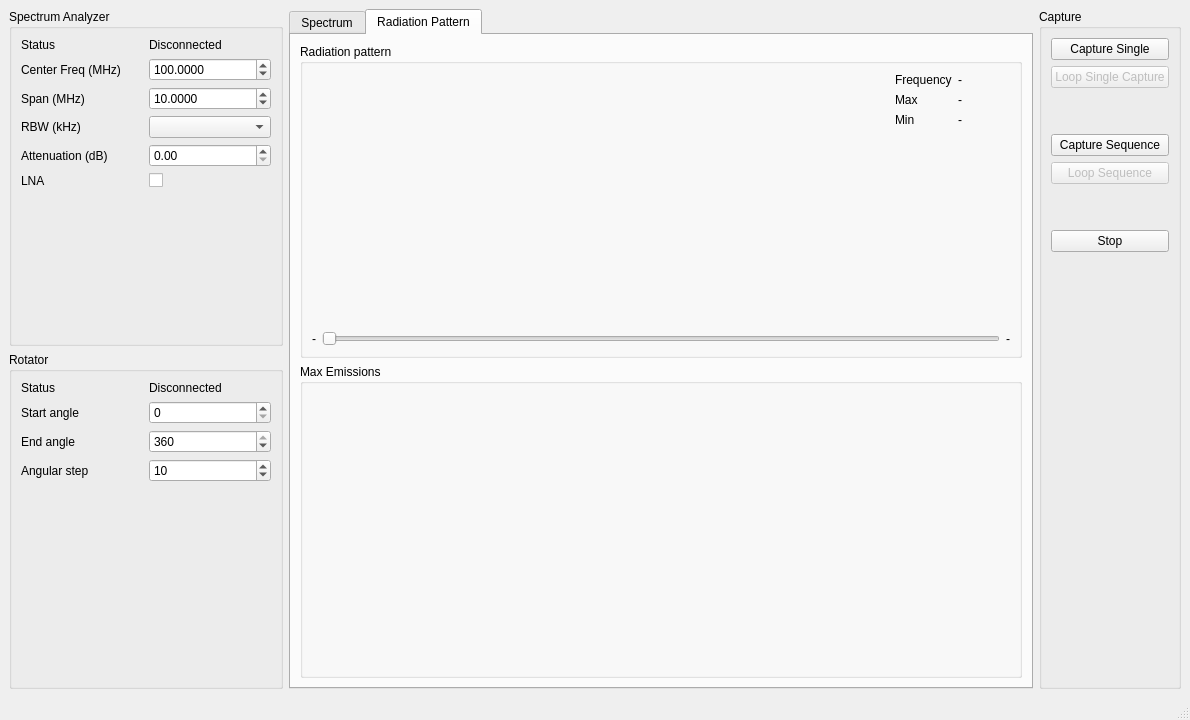
The window that mainwindow.ui (bsan4/polarSA) describes before a commit, drawn with Qt 5.
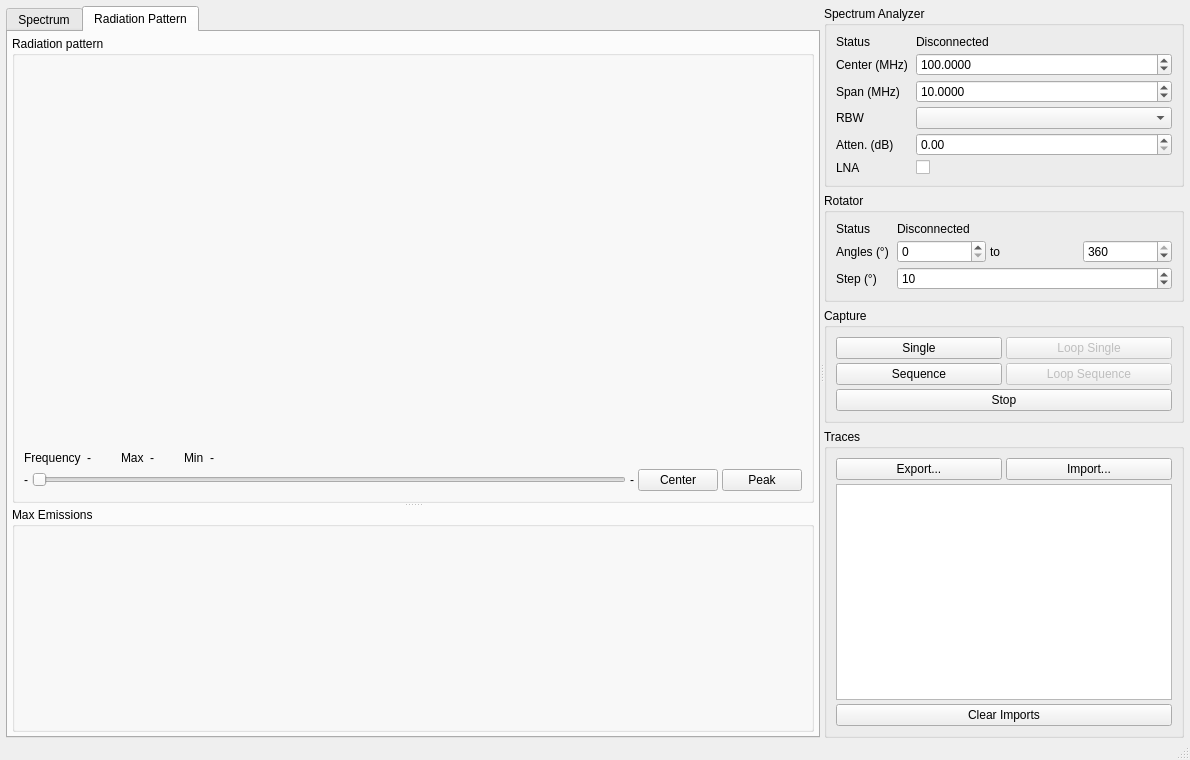
The same window after the commit. Custom widgets are drawn as their Qt base class.

Commit message: Add CSV export/import and multi-trace radiation pattern comparison

The edit to the form file:
```diff
--- a/mainwindow.ui
+++ b/mainwindow.ui
@@ -7,15 +7,34 @@
     <x>0</x>
     <y>0</y>
     <width>1190</width>
-    <height>720</height>
+    <height>760</height>
    </rect>
   </property>
   <property name="windowTitle">
    <string>MainWindow</string>
   </property>
   <widget class="QWidget" name="centralwidget">
-   <layout class="QGridLayout" name="gridLayout">
-    <item row="1" column="1" rowspan="2">
+   <layout class="QHBoxLayout" name="horizontalLayout_main">
+    <property name="leftMargin">
+     <number>6</number>
+    </property>
+    <property name="topMargin">
+     <number>6</number>
+    </property>
+    <property name="rightMargin">
+     <number>6</number>
+    </property>
+    <property name="bottomMargin">
+     <number>0</number>
+    </property>
+    <item>
+     <widget class="QSplitter" name="mainSplitter">
+      <property name="orientation">
+       <enum>Qt::Orientation::Horizontal</enum>
+      </property>
+      <property name="childrenCollapsible">
+       <bool>false</bool>
+      </property>
      <widget class="QTabWidget" name="tabWidget">
       <property name="currentIndex">
        <number>1</number>
@@ -34,104 +53,189 @@
        <attribute name="title">
         <string>Radiation Pattern</string>
        </attribute>
-       <layout class="QGridLayout" name="gridLayout_3" rowstretch="1,1">
-        <item row="0" column="0">
+        <layout class="QVBoxLayout" name="verticalLayout_rp">
+         <property name="leftMargin">
+          <number>4</number>
+         </property>
+         <property name="topMargin">
+          <number>4</number>
+         </property>
+         <property name="rightMargin">
+          <number>4</number>
+         </property>
+         <property name="bottomMargin">
+          <number>4</number>
+         </property>
+         <item>
+          <widget class="QSplitter" name="rpSplitter">
+           <property name="orientation">
+            <enum>Qt::Orientation::Vertical</enum>
+           </property>
+           <property name="childrenCollapsible">
+            <bool>true</bool>
+           </property>
+           <property name="toolTip">
+            <string>Drag to resize, drag to an edge to hide a graph, double-click to show/hide Max Emissions</string>
+           </property>
          <widget class="QGroupBox" name="groupBox_4">
           <property name="title">
            <string>Radiation pattern</string>
           </property>
-          <layout class="QGridLayout" name="gridLayout_7">
-           <item row="1" column="0">
-            <widget class="QLabel" name="lbMinFreq">
-             <property name="text">
-              <string>-</string>
+            <layout class="QVBoxLayout" name="verticalLayout_4">
+             <property name="spacing">
+              <number>4</number>
              </property>
-            </widget>
-           </item>
-           <item row="1" column="1">
-            <widget class="QSlider" name="hsFreq">
-             <property name="orientation">
-              <enum>Qt::Orientation::Horizontal</enum>
+             <item>
+              <widget class="PowerPlot" name="powerPlot" native="true">
+               <property name="sizePolicy">
+                <sizepolicy hsizetype="Expanding" vsizetype="Expanding">
+                 <horstretch>0</horstretch>
+                 <verstretch>1</verstretch>
+                </sizepolicy>
              </property>
             </widget>
            </item>
-           <item row="1" column="2">
-            <widget class="QLabel" name="lbMaxFreq">
-             <property name="text">
-              <string>-</string>
-             </property>
-            </widget>
-           </item>
-           <item row="0" column="0" colspan="3">
-            <layout class="QHBoxLayout" name="horizontalLayout" stretch="5,1">
              <item>
-              <widget class="PowerPlot" name="powerPlot" native="true"/>
-             </item>
-             <item>
-              <layout class="QGridLayout" name="gridLayout_9">
-               <item row="3" column="0" colspan="2">
-                <spacer name="verticalSpacer_6">
-                 <property name="orientation">
-                  <enum>Qt::Orientation::Vertical</enum>
-                 </property>
-                 <property name="sizeHint" stdset="0">
-                  <size>
-                   <width>20</width>
-                   <height>40</height>
-                  </size>
-                 </property>
-                </spacer>
-               </item>
-               <item row="0" column="0">
+              <layout class="QHBoxLayout" name="horizontalLayout_info">
+               <property name="spacing">
+                <number>6</number>
+               </property>
+               <item>
                 <widget class="QLabel" name="label_5">
                  <property name="text">
                   <string>Frequency</string>
                  </property>
                 </widget>
                </item>
-               <item row="0" column="1">
+               <item>
                 <widget class="QLabel" name="lbRPFreq">
                  <property name="text">
                   <string>-</string>
                  </property>
                 </widget>
                </item>
-               <item row="1" column="0">
+               <item>
+                <spacer name="horizontalSpacer_1">
+                 <property name="orientation">
+                  <enum>Qt::Orientation::Horizontal</enum>
+                 </property>
+                 <property name="sizeType">
+                  <enum>QSizePolicy::Policy::Fixed</enum>
+                 </property>
+                 <property name="sizeHint" stdset="0">
+                  <size>
+                   <width>24</width>
+                   <height>10</height>
+                  </size>
+                 </property>
+                </spacer>
+               </item>
+               <item>
                 <widget class="QLabel" name="label_12">
                  <property name="text">
                   <string>Max</string>
                  </property>
                 </widget>
                </item>
-               <item row="2" column="0">
+               <item>
+                <widget class="QLabel" name="lbRPMax">
+                 <property name="text">
+                  <string>-</string>
+                 </property>
+                </widget>
+               </item>
+               <item>
+                <spacer name="horizontalSpacer_2">
+                 <property name="orientation">
+                  <enum>Qt::Orientation::Horizontal</enum>
+                 </property>
+                 <property name="sizeType">
+                  <enum>QSizePolicy::Policy::Fixed</enum>
+                 </property>
+                 <property name="sizeHint" stdset="0">
+                  <size>
+                   <width>24</width>
+                   <height>10</height>
+                  </size>
+                 </property>
+                </spacer>
+               </item>
+               <item>
                 <widget class="QLabel" name="label_14">
                  <property name="text">
                   <string>Min</string>
                  </property>
                 </widget>
                </item>
-               <item row="1" column="1">
-                <widget class="QLabel" name="lbRPMax">
-                 <property name="text">
-                  <string>-</string>
-                 </property>
-                </widget>
-               </item>
-               <item row="2" column="1">
+               <item>
                 <widget class="QLabel" name="lbRPMin">
                  <property name="text">
                   <string>-</string>
                  </property>
                 </widget>
                </item>
+               <item>
+                <spacer name="horizontalSpacer_3">
+                 <property name="orientation">
+                  <enum>Qt::Orientation::Horizontal</enum>
+                 </property>
+                 <property name="sizeHint" stdset="0">
+                  <size>
+                   <width>40</width>
+                   <height>10</height>
+                  </size>
+                 </property>
+                </spacer>
+               </item>
               </layout>
              </item>
+             <item>
+              <layout class="QHBoxLayout" name="horizontalLayout_slider">
+               <item>
+                <widget class="QLabel" name="lbMinFreq">
+                 <property name="text">
+                  <string>-</string>
+                 </property>
+                </widget>
+               </item>
+               <item>
+                <widget class="QSlider" name="hsFreq">
+                 <property name="orientation">
+                  <enum>Qt::Orientation::Horizontal</enum>
+                 </property>
+                </widget>
+               </item>
+               <item>
+                <widget class="QLabel" name="lbMaxFreq">
+                 <property name="text">
+                  <string>-</string>
+                 </property>
+                </widget>
+               </item>
+               <item>
+                <widget class="QPushButton" name="pbFreqCenter">
+                 <property name="toolTip">
+                  <string>Go to the middle of the frequency range</string>
+                 </property>
+                 <property name="text">
+                  <string>Center</string>
+                 </property>
+                </widget>
+               </item>
+               <item>
+                <widget class="QPushButton" name="pbFreqPeak">
+                 <property name="toolTip">
+                  <string>Go to the frequency of maximum power (all visible traces, all angles)</string>
+                 </property>
+                 <property name="text">
+                  <string>Peak</string>
+                 </property>
+                </widget>
+               </item>
             </layout>
            </item>
           </layout>
          </widget>
-        </item>
-        <item row="1" column="0">
          <widget class="QGroupBox" name="groupBox_5">
           <property name="title">
            <string>Max Emissions</string>
@@ -142,38 +246,52 @@
            </item>
           </layout>
          </widget>
+          </widget>
         </item>
        </layout>
       </widget>
      </widget>
-    </item>
-    <item row="1" column="0">
+      <widget class="QWidget" name="controlPanel">
+       <property name="minimumSize">
+        <size>
+         <width>230</width>
+         <height>0</height>
+        </size>
+       </property>
+       <property name="maximumSize">
+        <size>
+         <width>360</width>
+         <height>16777215</height>
+        </size>
+       </property>
+       <layout class="QVBoxLayout" name="verticalLayout_panel">
+        <property name="spacing">
+         <number>6</number>
+        </property>
+        <property name="leftMargin">
+         <number>0</number>
+        </property>
+        <property name="topMargin">
+         <number>0</number>
+        </property>
+        <property name="rightMargin">
+         <number>0</number>
+        </property>
+        <property name="bottomMargin">
+         <number>0</number>
+        </property>
+        <item>
      <widget class="QGroupBox" name="groupBox">
       <property name="title">
        <string>Spectrum Analyzer</string>
       </property>
-      <layout class="QGridLayout" name="gridLayout_6">
-       <item row="5" column="1">
-        <widget class="QCheckBox" name="sbSALNA">
-         <property name="text">
-          <string/>
-         </property>
-        </widget>
-       </item>
-       <item row="0" column="1">
-        <widget class="QLabel" name="lbSAStatus">
-         <property name="text">
-          <string>Disconnected</string>
-         </property>
-        </widget>
-       </item>
-       <item row="4" column="0">
-        <widget class="QLabel" name="label_10">
-         <property name="text">
-          <string>Attenuation (dB)</string>
-         </property>
-        </widget>
-       </item>
+          <layout class="QFormLayout" name="formLayout_SA">
+           <property name="horizontalSpacing">
+            <number>8</number>
+           </property>
+           <property name="verticalSpacing">
+            <number>4</number>
+           </property>
        <item row="0" column="0">
         <widget class="QLabel" name="label_8">
          <property name="text">
@@ -181,56 +299,20 @@
          </property>
         </widget>
        </item>
+           <item row="0" column="1">
+            <widget class="QLabel" name="lbSAStatus">
+             <property name="text">
+              <string>Disconnected</string>
+             </property>
+            </widget>
+           </item>
        <item row="1" column="0">
         <widget class="QLabel" name="label_7">
          <property name="text">
-          <string>Center Freq (MHz)</string>
+              <string>Center (MHz)</string>
          </property>
         </widget>
        </item>
-       <item row="5" column="0">
-        <widget class="QLabel" name="label_11">
-         <property name="text">
-          <string>LNA</string>
-         </property>
-        </widget>
-       </item>
-       <item row="4" column="1">
-        <widget class="QDoubleSpinBox" name="sbSAAtt"/>
-       </item>
-       <item row="2" column="1">
-        <widget class="QDoubleSpinBox" name="sbSASpan">
-         <property name="decimals">
-          <number>4</number>
-         </property>
-         <property name="maximum">
-          <double>10000.000000000000000</double>
-         </property>
-         <property name="value">
-          <double>10.000000000000000</double>
-         </property>
-        </widget>
-       </item>
-       <item row="3" column="0">
-        <widget class="QLabel" name="label_13">
-         <property name="text">
-          <string>RBW (kHz)</string>
-         </property>
-        </widget>
-       </item>
-       <item row="6" column="0" colspan="2">
-        <spacer name="verticalSpacer_2">
-         <property name="orientation">
-          <enum>Qt::Orientation::Vertical</enum>
-         </property>
-         <property name="sizeHint" stdset="0">
-          <size>
-           <width>250</width>
-           <height>19</height>
-          </size>
-         </property>
-        </spacer>
-       </item>
        <item row="1" column="1">
         <widget class="QDoubleSpinBox" name="sbSACenterFreq">
          <property name="decimals">
@@ -254,32 +336,72 @@
          </property>
         </widget>
        </item>
+           <item row="2" column="1">
+            <widget class="QDoubleSpinBox" name="sbSASpan">
+             <property name="decimals">
+              <number>4</number>
+             </property>
+             <property name="maximum">
+              <double>10000.000000000000000</double>
+             </property>
+             <property name="value">
+              <double>10.000000000000000</double>
+             </property>
+            </widget>
+           </item>
+           <item row="3" column="0">
+            <widget class="QLabel" name="label_13">
+             <property name="text">
+              <string>RBW</string>
+             </property>
+            </widget>
+           </item>
        <item row="3" column="1">
         <widget class="QComboBox" name="cbRBW"/>
        </item>
+           <item row="4" column="0">
+            <widget class="QLabel" name="label_10">
+             <property name="text">
+              <string>Atten. (dB)</string>
+             </property>
+            </widget>
+           </item>
+           <item row="4" column="1">
+            <widget class="QDoubleSpinBox" name="sbSAAtt"/>
+           </item>
+           <item row="5" column="0">
+            <widget class="QLabel" name="label_11">
+             <property name="text">
+              <string>LNA</string>
+             </property>
+            </widget>
+           </item>
+           <item row="5" column="1">
+            <widget class="QCheckBox" name="sbSALNA">
+             <property name="text">
+              <string/>
+             </property>
+            </widget>
+           </item>
       </layout>
      </widget>
     </item>
-    <item row="2" column="0">
+        <item>
      <widget class="QGroupBox" name="groupBox_2">
       <property name="title">
        <string>Rotator</string>
       </property>
-      <layout class="QGridLayout" name="gridLayout_5">
-       <item row="3" column="0">
-        <widget class="QLabel" name="label_3">
+          <layout class="QFormLayout" name="formLayout_rotator">
+           <property name="horizontalSpacing">
+            <number>8</number>
+           </property>
+           <property name="verticalSpacing">
+            <number>4</number>
+           </property>
+           <item row="0" column="0">
+            <widget class="QLabel" name="label_4">
          <property name="text">
-          <string>Angular step</string>
-         </property>
-        </widget>
-       </item>
-       <item row="3" column="1">
-        <widget class="QSpinBox" name="sbRotatorStep">
-         <property name="maximum">
-          <number>360</number>
-         </property>
-         <property name="value">
-          <number>10</number>
+              <string>Status</string>
          </property>
         </widget>
        </item>
@@ -293,111 +415,101 @@
        <item row="1" column="0">
         <widget class="QLabel" name="label">
          <property name="text">
-          <string>Start angle</string>
+              <string>Angles (°)</string>
          </property>
         </widget>
        </item>
-       <item row="4" column="0" colspan="2">
-        <spacer name="verticalSpacer_3">
-         <property name="orientation">
-          <enum>Qt::Orientation::Vertical</enum>
-         </property>
-         <property name="sizeHint" stdset="0">
-          <size>
-           <width>250</width>
-           <height>109</height>
-          </size>
-         </property>
-        </spacer>
-       </item>
        <item row="1" column="1">
+            <layout class="QHBoxLayout" name="horizontalLayout_angles">
+             <property name="spacing">
+              <number>4</number>
+             </property>
+             <item>
         <widget class="QSpinBox" name="sbRotatorStart">
-         <property name="maximum">
-          <number>360</number>
-         </property>
-        </widget>
-       </item>
-       <item row="2" column="1">
-        <widget class="QSpinBox" name="sbRotatorEnd">
+               <property name="toolTip">
+                <string>Start angle</string>
+               </property>
          <property name="maximum">
           <number>360</number>
          </property>
-         <property name="value">
-          <number>360</number>
-         </property>
-        </widget>
-       </item>
-       <item row="2" column="0">
+              </widget>
+             </item>
+             <item>
         <widget class="QLabel" name="label_2">
          <property name="text">
+                <string>to</string>
+               </property>
+              </widget>
+             </item>
+             <item>
+              <widget class="QSpinBox" name="sbRotatorEnd">
+               <property name="toolTip">
           <string>End angle</string>
          </property>
-        </widget>
-       </item>
-       <item row="0" column="0">
-        <widget class="QLabel" name="label_4">
+               <property name="maximum">
+                <number>360</number>
+               </property>
+               <property name="value">
+                <number>360</number>
+               </property>
+              </widget>
+             </item>
+            </layout>
+           </item>
+           <item row="2" column="0">
+            <widget class="QLabel" name="label_3">
          <property name="text">
-          <string>Status</string>
+              <string>Step (°)</string>
+             </property>
+            </widget>
+           </item>
+           <item row="2" column="1">
+            <widget class="QSpinBox" name="sbRotatorStep">
+             <property name="maximum">
+              <number>360</number>
+             </property>
+             <property name="value">
+              <number>10</number>
          </property>
         </widget>
        </item>
       </layout>
      </widget>
     </item>
-    <item row="1" column="2" rowspan="2">
+        <item>
      <widget class="QGroupBox" name="groupBox_3">
       <property name="title">
        <string>Capture</string>
       </property>
       <layout class="QGridLayout" name="gridLayout_4">
-       <item row="6" column="0">
-        <widget class="QPushButton" name="pbStopCapture">
-         <property name="text">
-          <string>Stop</string>
-         </property>
-        </widget>
-       </item>
+           <property name="spacing">
+            <number>4</number>
+           </property>
        <item row="0" column="0">
         <widget class="QPushButton" name="pbSingleCapture">
          <property name="text">
-          <string>Capture Single</string>
+              <string>Single</string>
          </property>
         </widget>
        </item>
-       <item row="2" column="0">
-        <spacer name="verticalSpacer_4">
-         <property name="orientation">
-          <enum>Qt::Orientation::Vertical</enum>
-         </property>
-         <property name="sizeType">
-          <enum>QSizePolicy::Policy::Fixed</enum>
-         </property>
-         <property name="sizeHint" stdset="0">
-          <size>
-           <width>20</width>
-           <height>40</height>
-          </size>
-         </property>
-        </spacer>
-       </item>
-       <item row="1" column="0">
+           <item row="0" column="1">
         <widget class="QPushButton" name="pushButton_3">
          <property name="enabled">
           <bool>false</bool>
          </property>
          <property name="text">
-          <string>Loop Single Capture</string>
+              <string>Loop Single</string>
          </property>
         </widget>
        </item>
-       <item row="3" column="0">
+           <item row="1" column="0">
         <widget class="QPushButton" name="pbSequenceCapture">
          <property name="text">
-          <string>Capture Sequence</string>
+              <string>Sequence</string>
          </property>
         </widget>
        </item>
-       <item row="4" column="0">
+           <item row="1" column="1">
         <widget class="QPushButton" name="pushButton_4">
          <property name="enabled">
           <bool>false</bool>
@@ -407,49 +519,70 @@
          </property>
         </widget>
        </item>
-       <item row="7" column="0">
-        <spacer name="verticalSpacer">
-         <property name="orientation">
-          <enum>Qt::Orientation::Vertical</enum>
-         </property>
-         <property name="sizeHint" stdset="0">
-          <size>
-           <width>20</width>
-           <height>403</height>
-          </size>
-         </property>
-        </spacer>
-       </item>
-       <item row="5" column="0">
-        <spacer name="verticalSpacer_5">
-         <property name="orientation">
-          <enum>Qt::Orientation::Vertical</enum>
-         </property>
-         <property name="sizeType">
-          <enum>QSizePolicy::Policy::Fixed</enum>
-         </property>
-         <property name="sizeHint" stdset="0">
-          <size>
-           <width>20</width>
-           <height>40</height>
-          </size>
-         </property>
-        </spacer>
-       </item>
+           <item row="2" column="0" colspan="2">
+            <widget class="QPushButton" name="pbStopCapture">
+             <property name="text">
+              <string>Stop</string>
+             </property>
+            </widget>
+           </item>
+          </layout>
+         </widget>
+        </item>
+        <item>
+         <widget class="QGroupBox" name="groupBox_6">
+          <property name="title">
+           <string>Traces</string>
+          </property>
+          <layout class="QGridLayout" name="gridLayout_traces">
+           <property name="spacing">
+            <number>4</number>
+           </property>
+           <item row="0" column="0">
+            <widget class="QPushButton" name="pbExportData">
+             <property name="toolTip">
+              <string>Save the last sequence capture (all spectra vs angle) to a CSV file</string>
+             </property>
+             <property name="text">
+              <string>Export...</string>
+             </property>
+            </widget>
+           </item>
+           <item row="0" column="1">
+            <widget class="QPushButton" name="pbImportData">
+             <property name="toolTip">
+              <string>Load one or several CSV files and overlay their radiation patterns</string>
+             </property>
+             <property name="text">
+              <string>Import...</string>
+             </property>
+            </widget>
+           </item>
+           <item row="1" column="0" colspan="2">
+            <widget class="QListWidget" name="lwImports">
+             <property name="toolTip">
+              <string>Checkbox: show/hide. Double-click: change color.</string>
+             </property>
+             <property name="textElideMode">
+              <enum>Qt::TextElideMode::ElideMiddle</enum>
+             </property>
+            </widget>
+           </item>
+           <item row="2" column="0" colspan="2">
+            <widget class="QPushButton" name="pbClearImports">
+             <property name="text">
+              <string>Clear Imports</string>
+             </property>
+            </widget>
+           </item>
       </layout>
      </widget>
     </item>
    </layout>
   </widget>
-  <widget class="QMenuBar" name="menubar">
-   <property name="geometry">
-    <rect>
-     <x>0</x>
-     <y>0</y>
-     <width>1190</width>
-     <height>25</height>
-    </rect>
-   </property>
+     </widget>
+    </item>
+   </layout>
   </widget>
   <widget class="QStatusBar" name="statusbar"/>
  </widget>
```
Lines whose indentation alone changed are shown as unchanged. The commit also changes 10 other files.
